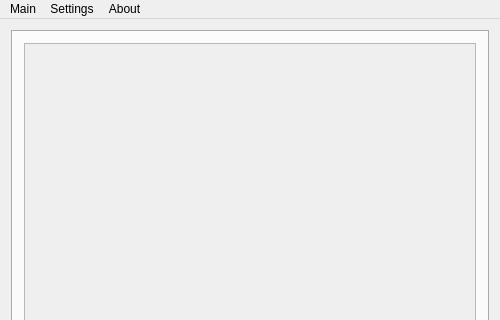
Qt form mainwindow.ui (Heather/PATH) before a commit; both pictures show x 0 to 500 and y 0 to 320 of the 500 by 500 pixel window.
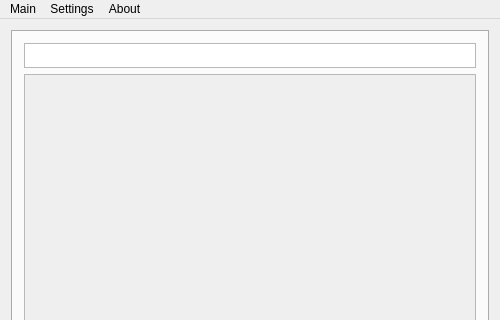
The same form after that commit.

Patch:
```diff
--- a/mainwindow.ui
+++ b/mainwindow.ui
@@ -61,6 +61,16 @@
         <string>PATH</string>
        </attribute>
        <layout class="QVBoxLayout" name="verticalLayout_3">
+        <item>
+         <widget class="QTextEdit" name="findEdit">
+          <property name="maximumSize">
+           <size>
+            <width>16777215</width>
+            <height>25</height>
+           </size>
+          </property>
+         </widget>
+        </item>
         <item>
          <widget class="QScrollArea" name="scrollArea">
           <property name="widgetResizable">
@@ -72,7 +82,7 @@
              <x>0</x>
              <y>0</y>
              <width>456</width>
-             <height>416</height>
+             <height>385</height>
             </rect>
            </property>
            <property name="sizePolicy">
```
